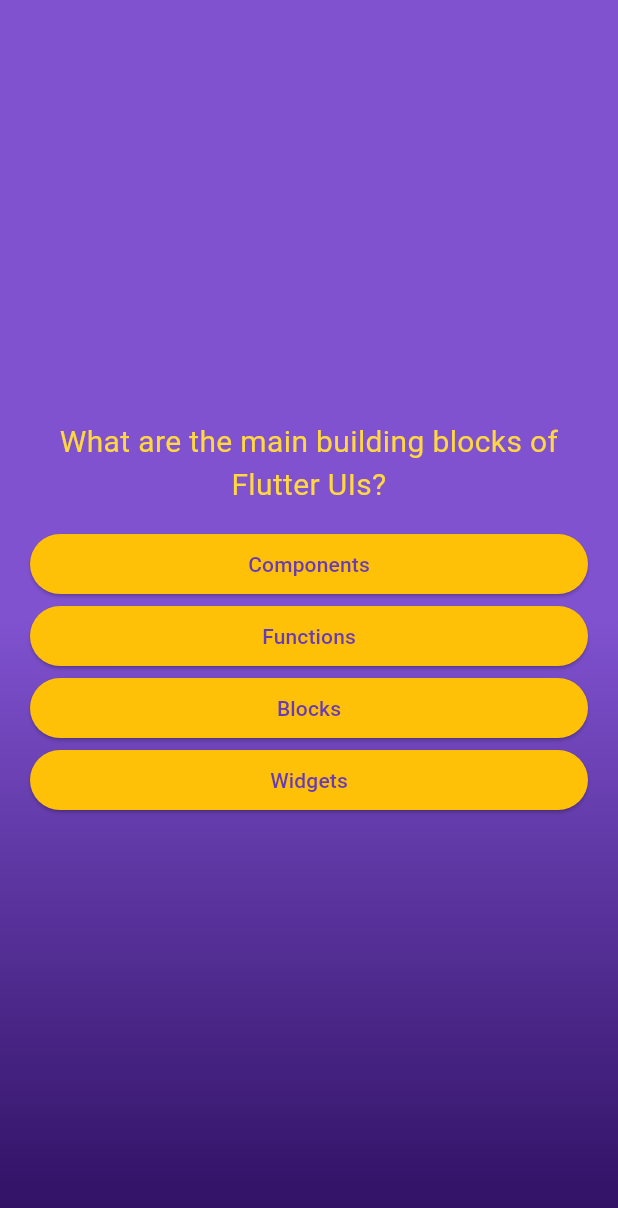
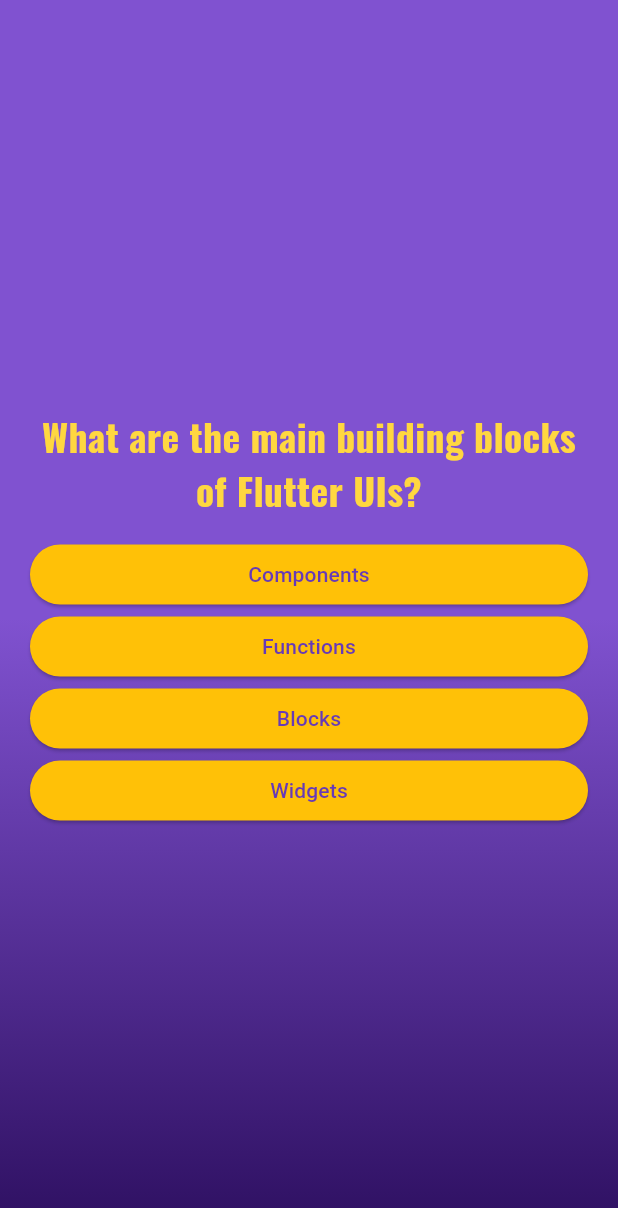
Before and after one commit to Akshitnalwaya/Flutter-Apps, a Flutter app: the screen it shows after launch, after a tap on "Press me", on a phone screen of 412 x 824 dp. Shown: the top 1208 px of the screen. Run offline on Flutter 3.47's test engine with Material 3 defaults, Android fonts, the phone set to English and light mode, and no system bars; our stand-ins replace google_fonts.

Commit message:
Styling using the google fonts

```diff
--- a/quiz_app/lib/answer_button.dart
+++ b/quiz_app/lib/answer_button.dart
@@ -25,6 +25,7 @@
       ),
       child: Text(
         answerText,
+        textAlign: TextAlign.center,
       ),
     );
   }
--- a/quiz_app/lib/questions_screen.dart
+++ b/quiz_app/lib/questions_screen.dart
@@ -1,6 +1,7 @@
 import 'package:flutter/material.dart';
 import 'package:quiz_app/answer_button.dart';
 import 'package:quiz_app/data/questions.dart';
+import 'package:google_fonts/google_fonts.dart';
 
 class QuestionsScreen extends StatefulWidget {
   const QuestionsScreen({
@@ -39,10 +40,12 @@
           children: [
             Text(
               currentQuestion.text,
-              style: TextStyle(
+              style: GoogleFonts.oswald(
+                fontSize: 25,
                 color: Colors.amberAccent,
-                fontSize: 20,
+                fontWeight: FontWeight.bold
               ),
+
               textAlign: TextAlign.center,
             ),
             const SizedBox(
--- a/quiz_app/lib/start_screen.dart
+++ b/quiz_app/lib/start_screen.dart
@@ -1,10 +1,18 @@
 import 'package:flutter/material.dart';
+import 'package:google_fonts/google_fonts.dart';
 
-class StartScreen extends StatelessWidget {
-  const StartScreen(this.startQuiz, {super.key});
+class StartScreen
+    extends
+        StatelessWidget {
+  const StartScreen(
+    this.startQuiz, {
+    super.key,
+  });
   final void Function() startQuiz;
   @override
-  Widget build(BuildContext context) {
+  Widget build(
+    BuildContext context,
+  ) {
     return Center(
       child: Column(
         mainAxisSize: MainAxisSize.min,
@@ -19,27 +27,47 @@
           Image.asset(
             'assets/images/quiz-logo.png',
             width: 300,
-            color: const Color.fromARGB(150, 255, 255, 255),
+            color: const Color.fromARGB(
+              150,
+              255,
+              255,
+              255,
+            ),
           ),
 
-          const SizedBox(height: 79),
-          const Text(
+          const SizedBox(
+            height: 79,
+          ),
+          Text(
             "Click Me",
-            style: TextStyle(
-              color: Color.fromARGB(255, 164, 49, 49),
-              fontSize: 23,
+            style: GoogleFonts.buda(
+              fontSize: 40,
+              color: const Color.fromARGB(
+                255,
+                255,
+                255,
+                255,
+              ),
+              fontWeight: FontWeight.bold,
             ),
           ),
-          const SizedBox(height: 15),
+          const SizedBox(
+            height: 15,
+          ),
           OutlinedButton.icon(
             onPressed: startQuiz,
-            // onPressed: () {
-            //   startQuiz();
-            // },
-            label: const Text("Press me"),
-            icon: const Icon(Icons.arrow_outward),
+            label: Text(
+              "Press me",
+              style: GoogleFonts.buda(
+                fontSize: 22, // 👈 increase this
+              ),
+            ),
+            icon: const Icon(
+              Icons.arrow_outward,
+              size: 22,
+            ),
             style: OutlinedButton.styleFrom(
-              foregroundColor: const Color.fromARGB(255, 0, 0, 0),
+              foregroundColor: Colors.white,
             ),
           ),
         ],
--- a/quiz_app/pubspec.yaml
+++ b/quiz_app/pubspec.yaml
@@ -34,6 +34,7 @@
   # The following adds the Cupertino Icons font to your application.
   # Use with the CupertinoIcons class for iOS style icons.
   cupertino_icons: ^1.0.8
+  google_fonts: ^7.0.2
 
 dev_dependencies:
   flutter_test:
```
Also changed, not shown: quiz_app/pubspec.lock, 6 other files.
